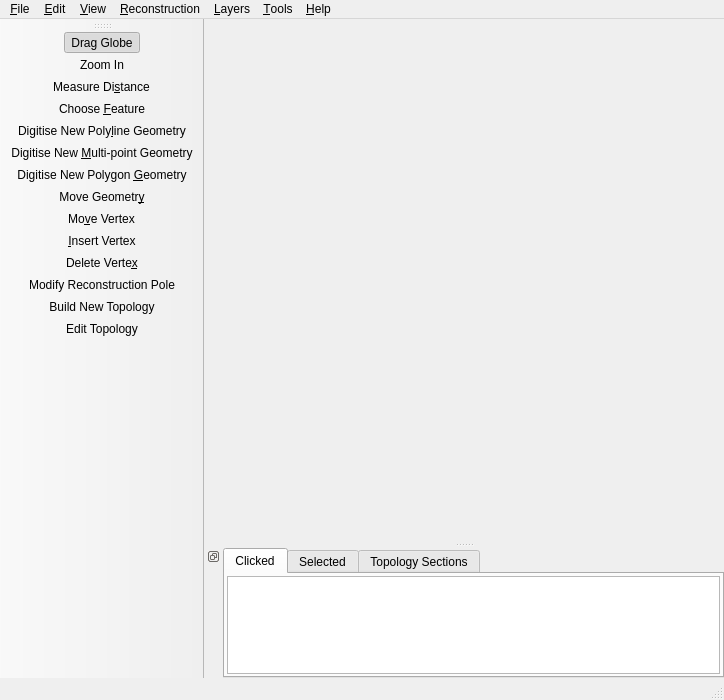
First picture: the form in src/qt-widgets/ViewportWindowUi.ui, repository GPlates/GPlates, before the edit.
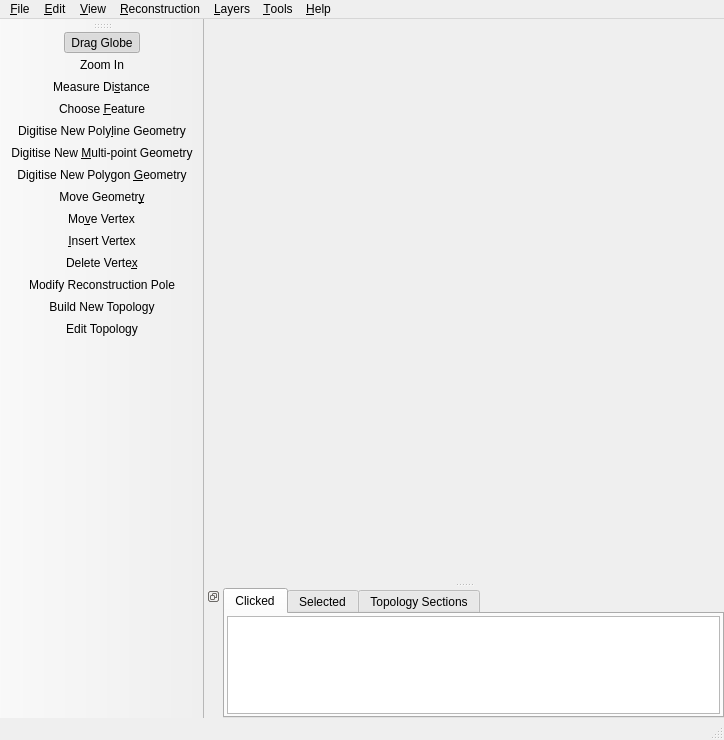
Second picture: the form after the edit. Icons and pictures are not drawn.

Commit message: Increased the height of the GPlates main window to show all current tools in one panel by default (rather than the pop-right additional panel when the window is smaller).

The edit to the form file:
```diff
--- a/src/qt-widgets/ViewportWindowUi.ui
+++ b/src/qt-widgets/ViewportWindowUi.ui
@@ -6,7 +6,7 @@
     <x>0</x>
     <y>0</y>
     <width>724</width>
-    <height>700</height>
+    <height>740</height>
    </rect>
   </property>
   <property name="minimumSize" >
```
